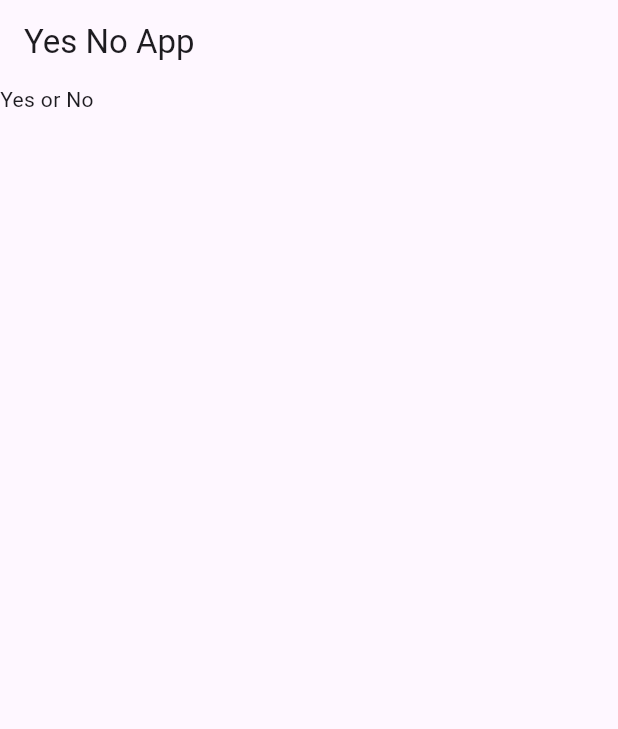
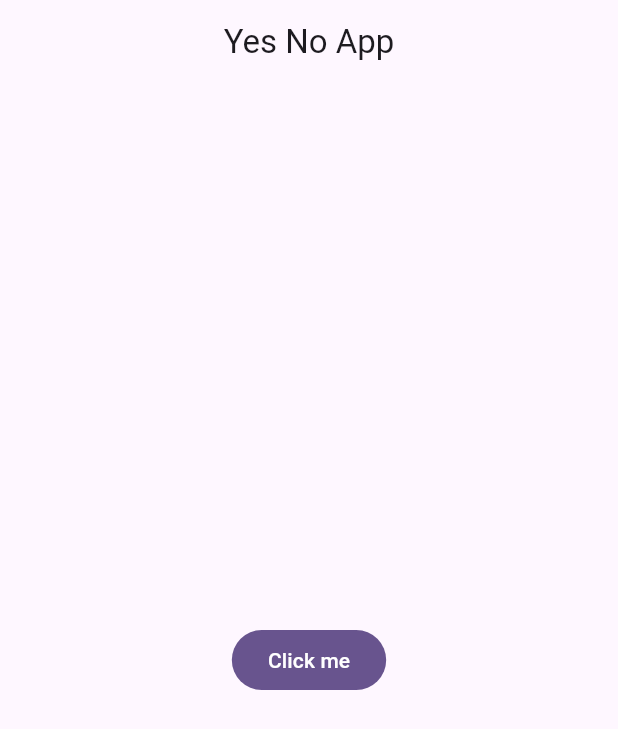
Before and after one commit to seroven/flutter_course, a Flutter app: the screen it shows after launch, on a phone screen of 412 x 824 dp. Shown: the top 729 px of the screen. Run offline on Flutter 3.47's test engine with Material 3 defaults, Android fonts, the phone set to English and light mode, and no system bars.

Commit message:
yes_no: app_theme validation

```diff
--- /dev/null
+++ b/lib/config/app_theme.dart
@@ -0,0 +1,33 @@
+import 'package:flutter/material.dart';
+
+const Color _customColor = Color.fromARGB(255, 28, 124, 233);
+
+const List<Color> _colors = [
+  _customColor,
+  Colors.blue,
+  Colors.brown,
+  Colors.teal,
+  Colors.redAccent,
+  Colors.deepPurple,
+  Colors.yellow,
+  Colors.orange,
+  Colors.black,
+  Colors.indigo,
+];
+
+class AppTheme {
+  int selectedColor = 0;
+
+  AppTheme({int selectedColor = 0}) {
+    this.selectedColor = selectedColor < 0 || selectedColor > _colors.length - 1
+        ? 0
+        : selectedColor;
+  }
+
+  ThemeData theme() {
+    return ThemeData(
+      useMaterial3: true,
+      colorSchemeSeed: _colors[selectedColor],
+    );
+  }
+}
--- a/lib/screens/yes_no/yes_no_app.dart
+++ b/lib/screens/yes_no/yes_no_app.dart
@@ -1,4 +1,6 @@
 import 'package:flutter/material.dart';
+import 'package:flutter_course/config/app_theme.dart';
+import 'package:flutter_course/screens/yes_no/yes_no_screen.dart';
 
 class YesNoApp extends StatelessWidget {
   const YesNoApp({super.key});
@@ -9,9 +11,10 @@ class YesNoApp extends StatelessWidget {
       title: 'Yes No App',
       debugShowCheckedModeBanner: false,
       home: Scaffold(
-        appBar: AppBar(title: Text('Yes No App')),
-        body: Text('Yes or No'),
+        appBar: AppBar(title: Center(child: Text('Yes No App'))),
+        body: YesNoScreen(),
       ),
+      theme: AppTheme(selectedColor: 5).theme(),
     );
   }
 }
--- /dev/null
+++ b/lib/screens/yes_no/yes_no_screen.dart
@@ -0,0 +1,14 @@
+import 'package:flutter/material.dart';
+
+class YesNoScreen extends StatelessWidget {
+  const YesNoScreen({super.key});
+
+  @override
+  Widget build(BuildContext context) {
+    return Scaffold(
+      body: Center(
+        child: FilledButton(onPressed: () {}, child: Text('Click me')),
+      ),
+    );
+  }
+}
```
